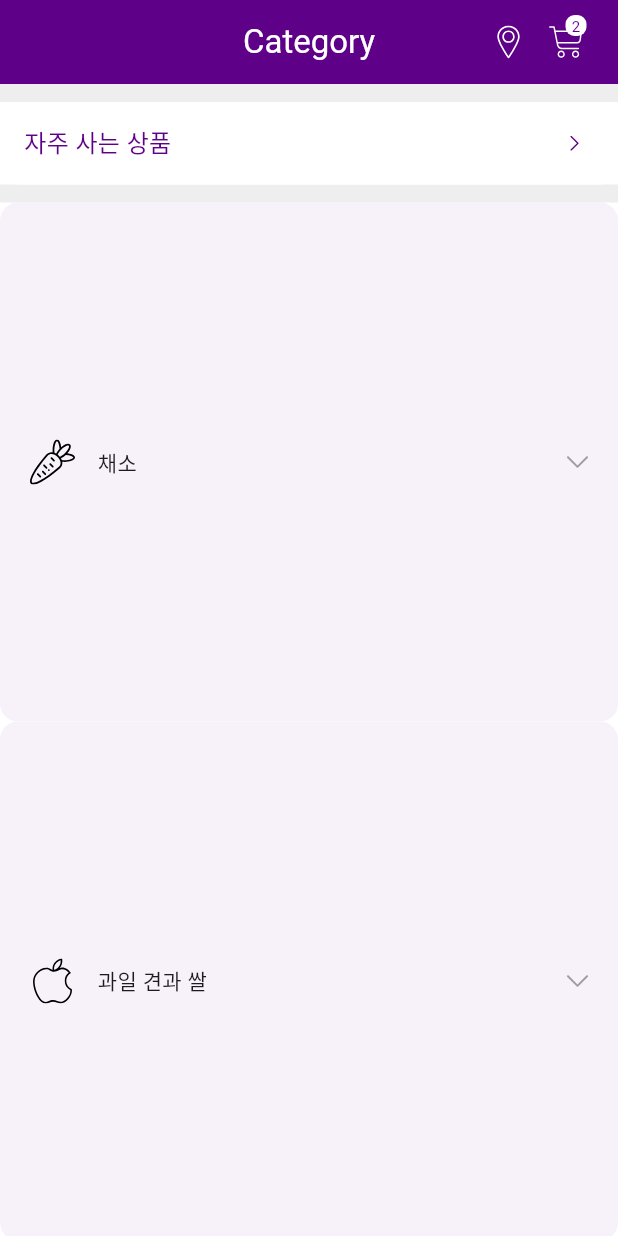
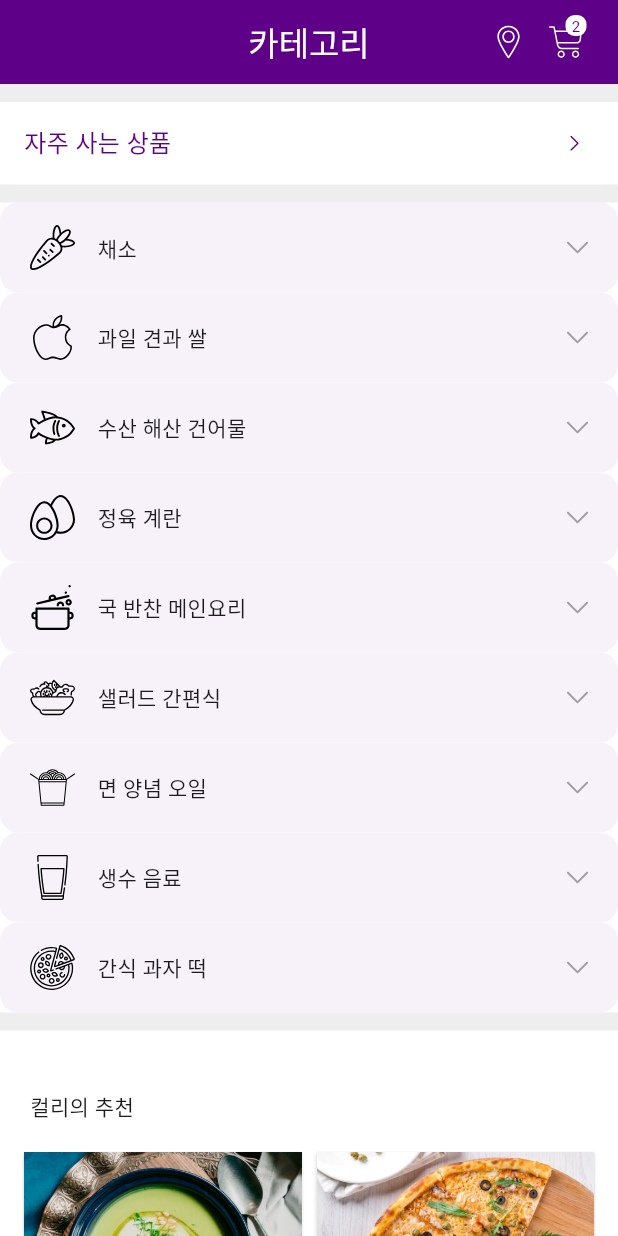
Before and after one commit to trofi92/market_kurly_ui, a Flutter app: the CategoryScreen screen opened directly, on a phone screen of 412 x 824 dp. Run offline on Flutter 3.47's test engine with Material 3 defaults, Android fonts, the phone set to English and light mode, and no system bars; our stand-ins replace flutter_svg, google_fonts.

Commit message:
day017(01) : 카테고리 화면 버그 수정(IconButton을 감싼 SizedBox에 height가 적용되지 않아 화면이 깨지는 현상)

```diff
--- a/lib/models/grid_category_menu.dart
+++ b/lib/models/grid_category_menu.dart
@@ -5,29 +5,29 @@ class GridCategoryMenu {
   GridCategoryMenu({required this.image, required this.title});
 }
 
-List gridCategoryMenu = [
+List gridCategoryMenuList = [
   GridCategoryMenu(
-    image: "assets/icons/food_0.png",
+    image: "assets/images/food_0.png",
     title: "식단관리",
   ),
   GridCategoryMenu(
-    image: "assets/icons/food_1.png",
+    image: "assets/images/food_1.png",
     title: "간편한 아침 식사",
   ),
   GridCategoryMenu(
-    image: "assets/icons/food_2.png",
+    image: "assets/images/food_2.png",
     title: "재구매 BEST",
   ),
   GridCategoryMenu(
-    image: "assets/icons/food_3.png",
+    image: "assets/images/food_3.png",
     title: "베이커리",
   ),
   GridCategoryMenu(
-    image: "assets/icons/food_4.png",
+    image: "assets/images/food_4.png",
     title: "컬리마트",
   ),
   GridCategoryMenu(
-    image: "assets/icons/food_5.png",
+    image: "assets/images/food_5.png",
     title: "반찬가게",
   ),
 ];
--- a/lib/models/list_category_menu.dart
+++ b/lib/models/list_category_menu.dart
@@ -30,7 +30,7 @@ List listCategoryMenuList = [
     title: "국 반찬 메인요리",
   ),
   ListCategoryMenu(
-    icon: "assets/icons/right-arrow.svg",
+    icon: "assets/icons/salad.svg",
     title: "샐러드 간편식",
   ),
   ListCategoryMenu(
--- a/lib/screens/category/category_screen.dart
+++ b/lib/screens/category/category_screen.dart
@@ -15,7 +15,7 @@ class CategoryScreen extends StatelessWidget {
   Widget build(BuildContext context) {
     return Scaffold(
       appBar: AppBar(
-        title: Text("Category", style: TextStyle(color: Colors.white)),
+        title: Text("카테고리", style: TextStyle(color: Colors.white)),
         actions: [CustomActions()],
         automaticallyImplyLeading: false,
       ),
@@ -40,10 +40,12 @@ class CategoryScreen extends StatelessWidget {
             child: Divider(height: 12, color: Colors.grey[200], thickness: 12),
           ),
           SliverList(
-            delegate: SliverChildBuilderDelegate(
-              (context, index) =>
-                  ExtendsIconTextCard(item: listCategoryMenuList[index]),
-              childCount: listCategoryMenuList.length,
+            delegate: SliverChildListDelegate(
+              List.generate(
+                listCategoryMenuList.length,
+                (index) =>
+                    ExtendsIconTextCard(item: listCategoryMenuList[index]),
+              ),
             ),
           ),
           SliverToBoxAdapter(
@@ -60,9 +62,9 @@ class CategoryScreen extends StatelessWidget {
           ),
           //SilverGrid
           SliverPadding(
-            padding: const EdgeInsets.symmetric(horizontal: 20),
+            padding: EdgeInsets.only(left: 16, right: 16, bottom: 40),
             sliver: SliverGrid(
-              gridDelegate: const SliverGridDelegateWithMaxCrossAxisExtent(
+              gridDelegate: SliverGridDelegateWithMaxCrossAxisExtent(
                 maxCrossAxisExtent: 200.0,
                 mainAxisSpacing: 16.0,
                 crossAxisSpacing: 10.0,
@@ -70,8 +72,8 @@ class CategoryScreen extends StatelessWidget {
               ),
               delegate: SliverChildBuilderDelegate(
                 (context, index) =>
-                    ImageTextCard(item: gridCategoryMenu[index]),
-                childCount: gridCategoryMenu.length,
+                    ImageTextCard(item: gridCategoryMenuList[index]),
+                childCount: gridCategoryMenuList.length,
               ),
             ),
           ),
--- a/lib/screens/category/components/extends_icon_text_card.dart
+++ b/lib/screens/category/components/extends_icon_text_card.dart
@@ -46,6 +46,7 @@ class _ExtendsIconTextCardState extends State<ExtendsIconTextCard> {
                 Text(item.title),
                 const Spacer(),
                 SizedBox(
+                  height: 60,
                   width: 30,
                   child: IconButton(
                     onPressed: () => toggle(),
--- a/lib/screens/category/components/image_text_card.dart
+++ b/lib/screens/category/components/image_text_card.dart
@@ -10,6 +10,7 @@ class ImageTextCard extends StatelessWidget {
     return Card(
       shadowColor: Colors.black,
       elevation: 1,
+      shape: RoundedRectangleBorder(borderRadius: BorderRadius.circular(0.0)),
       margin: EdgeInsets.zero,
       child: Column(
         children: [
@@ -26,7 +27,10 @@ class ImageTextCard extends StatelessWidget {
             flex: 1,
             child: Align(
               alignment: Alignment.centerLeft,
-              child: Text(item.title, style: TextStyle(fontSize: 13)),
+              child: Padding(
+                padding: const EdgeInsets.only(left: 8.0),
+                child: Text(item.title, style: TextStyle(fontSize: 13)),
+              ),
             ),
           ),
         ],
--- a/lib/screens/search/components/default_search_field.dart
+++ b/lib/screens/search/components/default_search_field.dart
@@ -1,6 +1,5 @@
 import 'package:flutter/material.dart';
 import 'package:flutter/services.dart';
-import 'package:market_curly_ui/constants.dart';
 
 class DefaultSearchField extends StatefulWidget {
   const DefaultSearchField({super.key});
@@ -15,7 +14,7 @@ class _DefaultSearchFieldState extends State<DefaultSearchField> {
 
   @override
   void initState() {
-    super.dispose();
+    super.initState();
     SystemChannels.textInput.invokeMethod('TextInput.show');
     _focusNode.addListener(() => _onFocusChange());
   }
--- a/lib/screens/signin/components/form_error.dart
+++ b/lib/screens/signin/components/form_error.dart
@@ -10,7 +10,7 @@ class FormError extends StatelessWidget {
       mainAxisSize: MainAxisSize.max,
       crossAxisAlignment: CrossAxisAlignment.stretch,
       children: List.generate(
-        errors.length ?? 0,
+        errors.length,
         (index) => Text(
           " * ${errors[index]}",
           style: TextStyle(color: Colors.red),
```
Also changed, not shown: lib/screens/search/search_screen.dart (+15 -14 lines).
